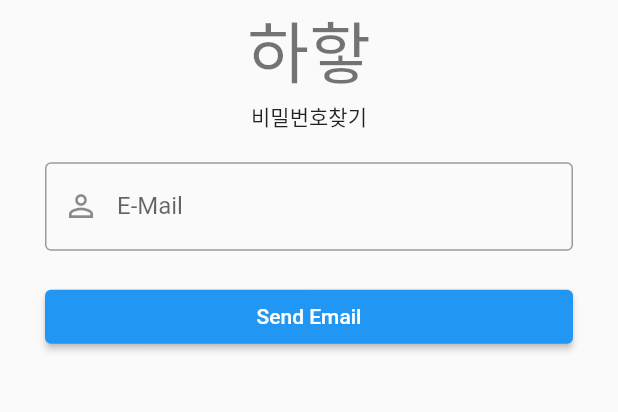
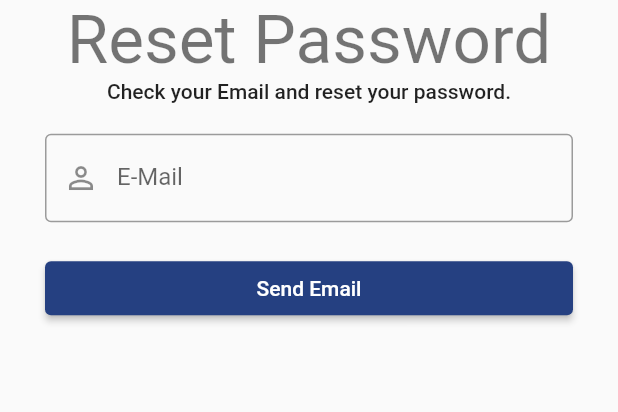
Before and after one commit to BhanKim/Flutter-R-Project, a Flutter app: the LoginForgetWidget screen opened directly, on a phone screen of 412 x 824 dp, the part 292-704 px from its top. Run offline on Flutter 3.47's test engine with Material 2 defaults, Android fonts, the phone set to English and light mode, and no system bars; our stand-ins replace animated_text_kit, cloud_firestore, firebase_auth, firebase_core, fl_chart, get and 4 more; missing offline and left inert: dart:ffi; accounts and stored records are empty.

Commit message:
fix string forgetpassword page
commit!

```diff
--- a/chasajo_flutter/lib/main.dart
+++ b/chasajo_flutter/lib/main.dart
@@ -28,66 +28,9 @@ class MyApp extends StatelessWidget {
       debugShowCheckedModeBanner: false,
       initialRoute: '/',
       home: SplashScreen(),
-      routes: {
-        '/home': (p0) => const Home(),
-      },
     );
   }
 
-  // --- THEME ---
-  // final ThemeData _lightTheme = ThemeData(
-  //   appBarTheme: const AppBarTheme(
-  //     backgroundColor: LightColors.blue,
-  //   ),
-  //   scaffoldBackgroundColor: Colors.white,
-  //   colorScheme: const ColorScheme(
-  //     onPrimary: CommonColors.onWhite, //required
-  //     onSecondary: CommonColors.onWhite, //required
-  //     primary: LightColors.orange1, // point color1
-  //     primaryContainer: LightColors.orange2, // point color2
-  //     secondary: LightColors.blue, // point color3
-  //     background: LightColors.gray1, // app backgound
-  //     surface: LightColors.gray2, // card background
-  //     outline: LightColors.gray3, // card line or divider
-  //     surfaceVariant: LightColors.gray4, // disabled
-  //     onSurface: LightColors.gray5, // text3
-  //     onSurfaceVariant: LightColors.gray6, //text2
-  //     onBackground: LightColors.important, //text1
-  //     error: CommonColors.red, // danger
-  //     tertiary: CommonColors.yellow, // normal
-  //     tertiaryContainer: CommonColors.green, // safe
-
-  //     onError: LightColors.basic, //no use
-  //     brightness: Brightness.light,
-  //   ),
-  // );
-
-  // final ThemeData _darkTheme = ThemeData(
-  //   appBarTheme: const AppBarTheme(
-  //     backgroundColor: DarkColors.gray1,
-  //   ),
-  //   scaffoldBackgroundColor: DarkColors.gray2,
-  //   colorScheme: const ColorScheme(
-  //     onPrimary: CommonColors.onWhite, //required
-  //     onSecondary: CommonColors.onWhite, //required
-  //     primary: DarkColors.orange1, // point color1
-  //     primaryContainer: DarkColors.orange2, // point color2
-  //     secondary: DarkColors.blue, // point color3
-  //     background: DarkColors.gray1, // app backgound
-  //     surface: DarkColors.gray2, // card background
-  //     outline: DarkColors.gray3, // card line or divider
-  //     surfaceVariant: DarkColors.gray4, // disabled
-  //     onSurface: DarkColors.important, //text3
-  //     onSurfaceVariant: DarkColors.gray6, // text2
-  //     onBackground: DarkColors.important, //text1
-  //     error: CommonColors.red, // danger
-  //     tertiary: CommonColors.yellow, // normal
-  //     tertiaryContainer: CommonColors.green, // safe
-
-  //     onError: DarkColors.basic, // no use
-  //     brightness: Brightness.light,
-  //   ),
-  // );
   // ---
   final ThemeData _darkTheme = ThemeData(
     accentColor: Colors.red,
@@ -103,14 +46,23 @@ class MyApp extends StatelessWidget {
     elevatedButtonTheme: ElevatedButtonThemeData(
         style: ElevatedButton.styleFrom(
       backgroundColor: Colors.grey,
-      )));
+    )),
+  );
 
   final ThemeData _lightTheme = ThemeData(
       accentColor: Colors.pink,
       brightness: Brightness.light,
-      primaryColor: Colors.blue,
+      primaryColor: tPrimaryColor,
       buttonTheme: const ButtonThemeData(
         buttonColor: Colors.blue,
         disabledColor: Colors.grey,
+      ),
+      elevatedButtonTheme: ElevatedButtonThemeData(
+        style: ElevatedButton.styleFrom(
+          backgroundColor: tPrimaryColor,
+        ),
+      ),
+      appBarTheme: const AppBarTheme(
+        backgroundColor: tPrimaryColor,
       ));
 } // END
--- a/chasajo_flutter/lib/widget/login/login_forget_widget.dart
+++ b/chasajo_flutter/lib/widget/login/login_forget_widget.dart
@@ -3,11 +3,8 @@ import 'package:cha_sa_jo_flutter/constants/sizes.dart';
 import 'package:cha_sa_jo_flutter/constants/text_strings.dart';
 import 'package:cha_sa_jo_flutter/view/login/login_screen.dart';
 import 'package:cha_sa_jo_flutter/widget/signup/form_header_widget.dart';
-import 'package:cha_sa_jo_flutter/widget/signup/signup_footer_widget.dart';
 import 'package:firebase_auth/firebase_auth.dart';
 import 'package:flutter/material.dart';
-import 'package:flutter/src/widgets/container.dart';
-import 'package:flutter/src/widgets/framework.dart';
 import 'package:get/get.dart';
 
 class LoginForgetWidget extends StatefulWidget {
@@ -28,7 +25,9 @@ class _LoginForgetWidgetState extends State<LoginForgetWidget> {
         child: Column(
           children: [
             const FormHeaderWidget(
-                image: tSplashImage, title: '하핳', subTitle: '비밀번호찾기'),
+                image: tSplashImage,
+                title: 'Reset Password',
+                subTitle: 'Check your Email and reset your password.'),
             const SizedBox(
               height: 20,
             ),
```
Also changed, not shown: chasajo_flutter/lib/widget/board/d.dart (deleted). Lines whose indentation alone changed are shown as unchanged.
